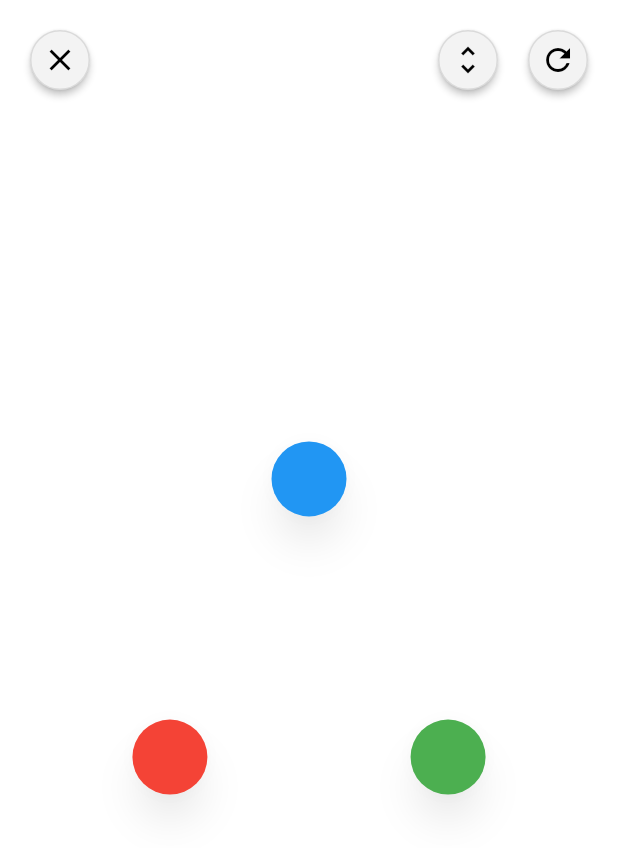
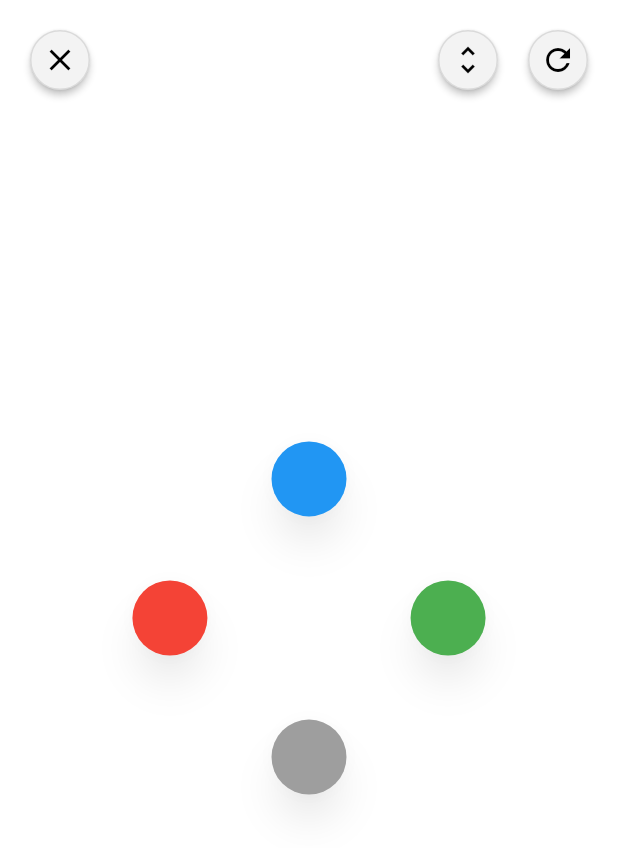
Before and after one commit to johnebere58/GamePlugin, a Flutter app: the screen it shows after launch, after a tap on "Play Game", on a phone screen of 412 x 824 dp. Shown: the top 848 px of the screen. Run offline on Flutter 3.47's test engine with Material 2 defaults, Android fonts, the light colour scheme and no system bars; our stand-ins replace get_it, plugin_platform_interface.

Commit message:
first push

```diff
--- a/example/lib/main.dart
+++ b/example/lib/main.dart
@@ -8,7 +8,6 @@ void main() {
 class MyApp extends StatelessWidget {
   const MyApp({Key? key}) : super(key: key);
 
-  // This widget is the root of your application.
   @override
   Widget build(BuildContext context) {
     return MaterialApp(
@@ -16,25 +15,12 @@ class MyApp extends StatelessWidget {
       theme: ThemeData(
         primarySwatch: Colors.blue,
       ),debugShowCheckedModeBanner: false,
-      home: const MyHomePage(title: 'Flutter Demo Home Page'),
+      home: MyHomePage(),
     );
   }
 }
 
 class MyHomePage extends StatefulWidget {
-  const MyHomePage({Key? key, required this.title}) : super(key: key);
-
-  // This widget is the home page of your application. It is stateful, meaning
-  // that it has a State object (defined below) that contains fields that affect
-  // how it looks.
-
-  // This class is the configuration for the state. It holds the values (in this
-  // case the title) provided by the parent (in this case the App widget) and
-  // used by the build method of the State. Fields in a Widget subclass are
-  // always marked "final".
-
-  final String title;
-
   @override
   State<MyHomePage> createState() => _MyHomePageState();
 }
@@ -45,21 +31,26 @@ class _MyHomePageState extends State<MyHomePage> {
   void initState() {
     GameManager.initialize();
     super.initState();
-
   }
 
   @override
   Widget build(BuildContext context) {
     return Scaffold(
       appBar: AppBar(
-        title: Text(widget.title),
+        title: const Text('Game Demo'),
       ),
       body: Center(
         // Center is a layout widget. It takes a single child and positions it
         // in the middle of the parent.
         child: TextButton(
           onPressed: (){
-            GameManager().launchGame(context,);
+            GameManager().launchGame(context,
+                gameSettings: GameSettings(
+                  ballCount: BallCount.four,
+                  ballShape: BallShape.circle,
+                  ballSize: 50.0,
+                  gameSpeed: GameSpeed.normal
+                ));
           },
           child: const Text("Play Game"),
         ),
```
Also changed, not shown: 5 other files.
